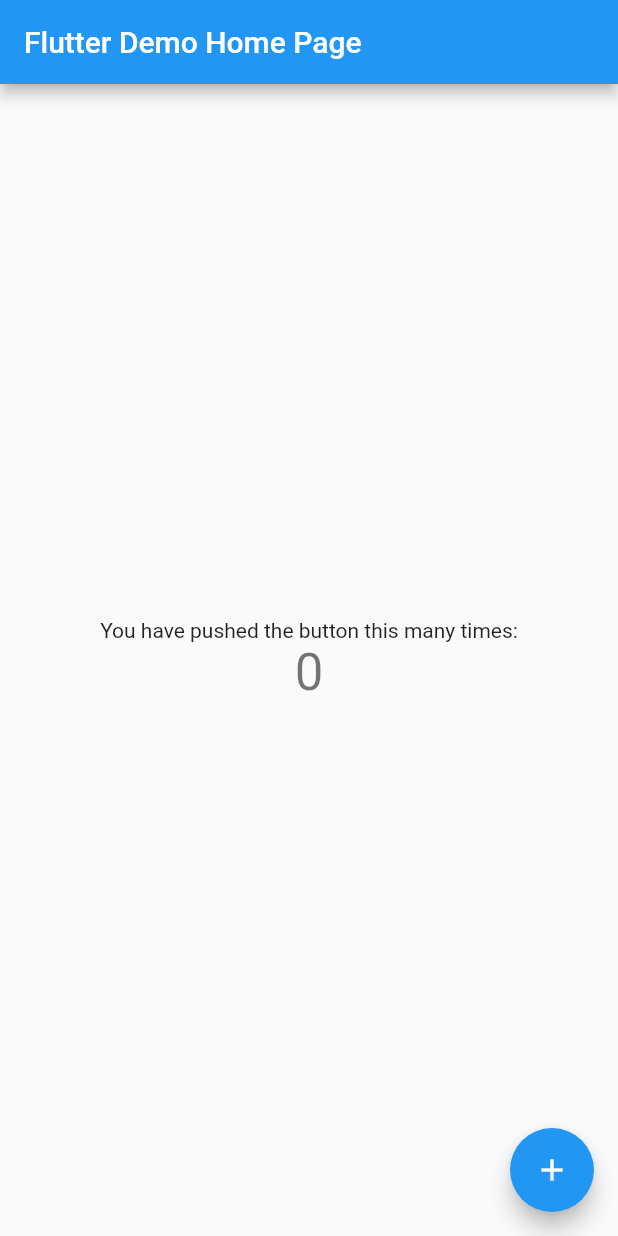
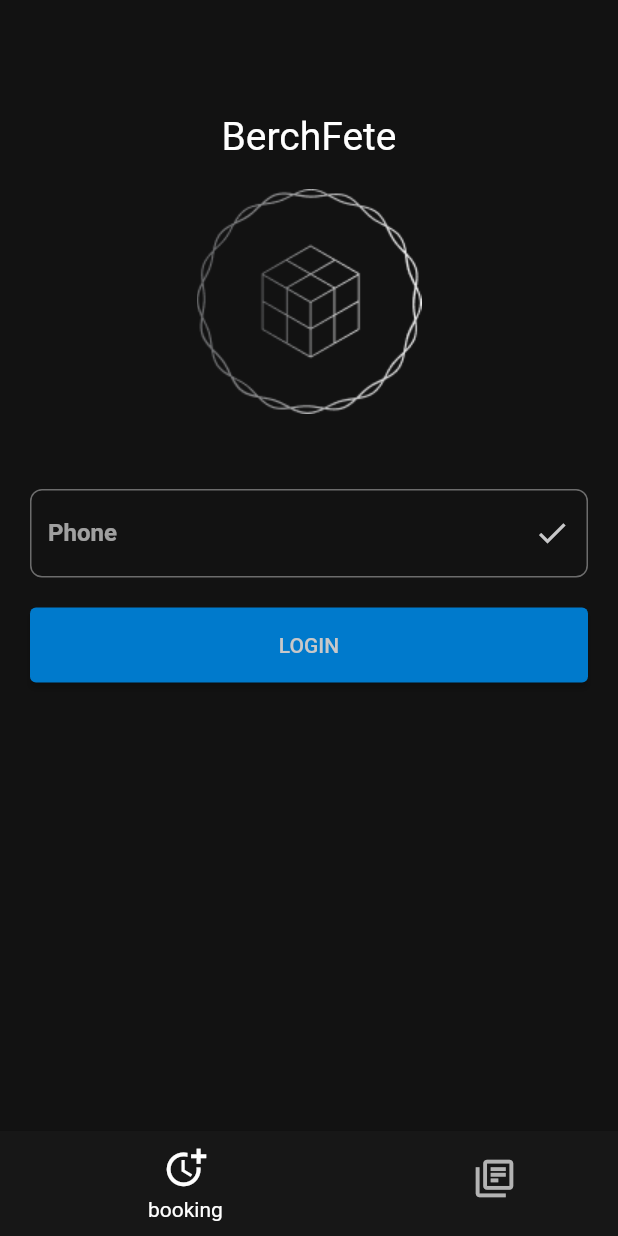
Before and after one commit to shaderone/samvit, a Flutter app: the screen it shows after launch, on a phone screen of 412 x 824 dp. Run offline on Flutter 3.47's test engine with Material 2 defaults, Android fonts, the phone set to English and light mode, and no system bars.

Commit message:
Create bottom nav and login page

```diff
--- /dev/null
+++ b/lib/core/constants.dart
@@ -0,0 +1,21 @@
+import 'package:flutter/material.dart';
+
+/* Common */
+//buttons
+const secondaryBlueShadeDark = Color(0xFF007ACC);
+//all blue on reservations page
+const secondaryBlueShadeLight = Color(0xFF0F9EFF);
+
+/*Dark theme */
+const bgDark = Color(0xFF121212);
+//button and other backgrounds including calender
+const primaryDark = Color(0xFF1F1F1F);
+const primaryDarkShadeDark = Color(0xFF171717);
+const primaryDarkShadeLight = Color(0xFF333333);
+const bottomNavDark = Color(0x00171717);
+
+//input stroke, inactive
+const strokeLight = Color(0xFF616161);
+//input stroke, active
+const textWhiteShadeLight = Color(0xFFC8C8C9);
+const textWhiteShadeDark = Color(0xFFB3B3B3);
--- a/lib/main.dart
+++ b/lib/main.dart
@@ -1,3 +1,5 @@
+import 'package:brechfete/presentation/root/app.dart';
+import 'package:brechfete/presentation/root/widgets/custom_theme.dart';
 import 'package:flutter/material.dart';
 
 void main() {
@@ -7,109 +9,18 @@ void main() {
 class MyApp extends StatelessWidget {
   const MyApp({Key? key}) : super(key: key);
 
-  // This widget is the root of your application.
   @override
   Widget build(BuildContext context) {
-    return MaterialApp(
-      title: 'Flutter Demo',
-      theme: ThemeData(
-        // This is the theme of your application.
-        //
-        // Try running your application with "flutter run". You'll see the
-        // application has a blue toolbar. Then, without quitting the app, try
-        // changing the primarySwatch below to Colors.green and then invoke
-        // "hot reload" (press "r" in the console where you ran "flutter run",
-        // or simply save your changes to "hot reload" in a Flutter IDE).
-        // Notice that the counter didn't reset back to zero; the application
-        // is not restarted.
-        primarySwatch: Colors.blue,
-      ),
-      home: const MyHomePage(title: 'Flutter Demo Home Page'),
+    return Builder(
+      builder: (context) {
+        return MaterialApp(
+          debugShowCheckedModeBanner: false,
+          themeMode: ThemeMode.dark,
+          //theme: CustomTheme.lightTheme, //later
+          darkTheme: CustomTheme.darkTheme,
+          home: const App(),
+        );
+      },
     );
   }
 }
-
-class MyHomePage extends StatefulWidget {
-  const MyHomePage({Key? key, required this.title}) : super(key: key);
-
-  // This widget is the home page of your application. It is stateful, meaning
-  // that it has a State object (defined below) that contains fields that affect
-  // how it looks.
-
-  // This class is the configuration for the state. It holds the values (in this
-  // case the title) provided by the parent (in this case the App widget) and
-  // used by the build method of the State. Fields in a Widget subclass are
-  // always marked "final".
-
-  final String title;
-
-  @override
-  State<MyHomePage> createState() => _MyHomePageState();
-}
-
-class _MyHomePageState extends State<MyHomePage> {
-  int _counter = 0;
-
-  void _incrementCounter() {
-    setState(() {
-      // This call to setState tells the Flutter framework that something has
-      // changed in this State, which causes it to rerun the build method below
-      // so that the display can reflect the updated values. If we changed
-      // _counter without calling setState(), then the build method would not be
-      // called again, and so nothing would appear to happen.
-      _counter++;
-    });
-  }
-
-  @override
-  Widget build(BuildContext context) {
-    // This method is rerun every time setState is called, for instance as done
-    // by the _incrementCounter method above.
-    //
-    // The Flutter framework has been optimized to make rerunning build methods
-    // fast, so that you can just rebuild anything that needs updating rather
-    // than having to individually change instances of widgets.
-    return Scaffold(
-      appBar: AppBar(
-        // Here we take the value from the MyHomePage object that was created by
-        // the App.build method, and use it to set our appbar title.
-        title: Text(widget.title),
-      ),
-      body: Center(
-        // Center is a layout widget. It takes a single child and positions it
-        // in the middle of the parent.
-        child: Column(
-          // Column is also a layout widget. It takes a list of children and
-          // arranges them vertically. By default, it sizes itself to fit its
-          // children horizontally, and tries to be as tall as its parent.
-          //
-          // Invoke "debug painting" (press "p" in the console, choose the
-          // "Toggle Debug Paint" action from the Flutter Inspector in Android
-          // Studio, or the "Toggle Debug Paint" command in Visual Studio Code)
-          // to see the wireframe for each widget.
-          //
-          // Column has various properties to control how it sizes itself and
-          // how it positions its children. Here we use mainAxisAlignment to
-          // center the children vertically; the main axis here is the vertical
-          // axis because Columns are vertical (the cross axis would be
-          // horizontal).
-          mainAxisAlignment: MainAxisAlignment.center,
-          children: <Widget>[
-            const Text(
-              'You have pushed the button this many times:',
-            ),
-            Text(
-              '$_counter',
-              style: Theme.of(context).textTheme.headline4,
-            ),
-          ],
-        ),
-      ),
-      floatingActionButton: FloatingActionButton(
-        onPressed: _incrementCounter,
-        tooltip: 'Increment',
-        child: const Icon(Icons.add),
-      ), // This trailing comma makes auto-formatting nicer for build methods.
-    );
-  }
-}
--- /dev/null
+++ b/lib/presentation/root/app.dart
@@ -0,0 +1,33 @@
+import 'package:brechfete/presentation/root/widgets/bottom_navbar.dart';
+
+import 'package:brechfete/presentation/screens/booking/booking_screen.dart';
+import 'package:brechfete/presentation/screens/reservation/reservation_screen.dart';
+import 'package:flutter/material.dart';
+
+class App extends StatelessWidget {
+  const App({Key? key}) : super(key: key);
+
+  final pages = const [
+    BookingScreen(),
+    ReservationScreen(),
+  ];
+
+  @override
+  Widget build(BuildContext context) {
+    return Scaffold(
+      appBar: AppBar(
+        elevation: 0,
+        backgroundColor: Colors.transparent,
+      ),
+      body: SafeArea(
+        child: ValueListenableBuilder(
+          valueListenable: currentSelectedIndexNotifier,
+          builder: (BuildContext context, int newSelectedIndex, Widget? _) {
+            return pages[newSelectedIndex];
+          },
+        ),
+      ),
+      bottomNavigationBar: const BottomNavbar(),
+    );
+  }
+}
--- /dev/null
+++ b/lib/presentation/root/widgets/bottom_navbar.dart
@@ -0,0 +1,51 @@
+import 'package:brechfete/core/constants.dart';
+import 'package:flutter/material.dart';
+
+final ValueNotifier<int> currentSelectedIndexNotifier = ValueNotifier(0);
+
+class BottomNavbar extends StatelessWidget {
+  const BottomNavbar({Key? key}) : super(key: key);
+
+  @override
+  Widget build(BuildContext context) {
+    return ValueListenableBuilder(
+        valueListenable: currentSelectedIndexNotifier,
+        builder: (BuildContext context, int newSelectedIndex, Widget? _) {
+          return SizedBox(
+            height: 70,
+            child: BottomNavigationBar(
+              currentIndex: newSelectedIndex,
+              backgroundColor: primaryDark,
+              selectedItemColor: Colors.white,
+              unselectedItemColor: textWhiteShadeDark,
+              iconSize: 30,
+              selectedFontSize: 14,
+              unselectedFontSize: 14,
+              //fixedColor: primaryDark,
+              type: BottomNavigationBarType.shifting,
+              onTap: (newIndex) {
+                currentSelectedIndexNotifier.value = newIndex;
+              },
+              items: [
+                const BottomNavigationBarItem(
+                  icon: Padding(
+                    padding: EdgeInsets.only(bottom: 5),
+                    child: Icon(Icons.more_time),
+                  ),
+                  label: "booking",
+                  backgroundColor: primaryDarkShadeDark,
+                ),
+                BottomNavigationBarItem(
+                  icon: const Padding(
+                    padding: EdgeInsets.only(bottom: 5),
+                    child: Icon(Icons.library_books_outlined),
+                  ),
+                  label: "reservations",
+                  backgroundColor: primaryDark.withOpacity(.4),
+                ),
+              ],
+            ),
+          );
+        });
+  }
+}
--- /dev/null
+++ b/lib/presentation/root/widgets/custom_theme.dart
@@ -0,0 +1,35 @@
+import 'package:brechfete/core/constants.dart';
+import 'package:flutter/material.dart';
+
+class CustomTheme {
+  static final darkTheme = ThemeData(
+    scaffoldBackgroundColor: bgDark,
+    elevatedButtonTheme: ElevatedButtonThemeData(
+      style: ElevatedButton.styleFrom(
+        //backgroundColor: MaterialStateProperty.all(secondaryBlueShadeDark),
+        //background color
+        primary: secondaryBlueShadeDark,
+        //text color
+        onPrimary: textWhiteShadeLight,
+      ),
+    ),
+    //will make all the text addptive to darkmode
+    colorScheme: const ColorScheme.dark(),
+    primaryColor: primaryDark,
+    //backgroundColor: secondaryBlueShadeDark,
+    //buttonTheme: const ButtonThemeData(
+    //  buttonColor: secondaryBlueShadeDark,
+    //  colorScheme: ColorScheme.dark(),
+    //  textTheme: ButtonTextTheme.primary,
+    //),
+    //buttonBarTheme: const ButtonBarThemeData(
+    //  buttonTextTheme: ButtonTextTheme.primary,
+    //),
+  );
+
+  static final lightTheme = ThemeData(
+    scaffoldBackgroundColor: Colors.white,
+    //make the text color adaptive to light mode
+    colorScheme: const ColorScheme.light(),
+  );
+}
--- /dev/null
+++ b/lib/presentation/screens/booking/booking_screen.dart
@@ -0,0 +1,78 @@
+import 'package:brechfete/core/constants.dart';
+import 'package:flutter/material.dart';
+
+class BookingScreen extends StatelessWidget {
+  const BookingScreen({Key? key}) : super(key: key);
+
+  @override
+  Widget build(BuildContext context) {
+    return SingleChildScrollView(
+      padding: const EdgeInsets.all(20),
+      child: Column(
+        mainAxisAlignment: MainAxisAlignment.start,
+        children: [
+          const Center(
+            child: Text(
+              "BerchFete",
+              style: TextStyle(fontSize: 26),
+            ),
+          ),
+          const SizedBox(height: 20),
+          Image.asset("assets/logo.png"),
+          const SizedBox(height: 50),
+          TextFormField(
+            keyboardType: TextInputType.number,
+            //input value style
+            style: const TextStyle(
+              fontWeight: FontWeight.bold,
+              color: textWhiteShadeDark,
+            ),
+            //common decoration
+            decoration: InputDecoration(
+              suffixIcon: const Icon(
+                Icons.check,
+                color: textWhiteShadeLight,
+              ),
+              focusedBorder: OutlineInputBorder(
+                borderSide: const BorderSide(
+                  color: Colors.white,
+                  width: 2.0,
+                ),
+                borderRadius: BorderRadius.circular(8),
+              ),
+              //floatingLabelBehavior: FloatingLabelBehavior.always,
+              border: OutlineInputBorder(
+                borderSide: const BorderSide(
+                  color: strokeLight,
+                  width: 2.0,
+                ),
+                borderRadius: BorderRadius.circular(8),
+              ),
+              labelText: "Phone",
+              floatingLabelStyle: const TextStyle(
+                fontSize: 20,
+                color: textWhiteShadeLight,
+              ),
+              hintText: 'Enter your phone number',
+              hintStyle: const TextStyle(
+                color: textWhiteShadeDark,
+              ),
+            ),
+          ),
+          const SizedBox(height: 20),
+          ElevatedButton(
+            onPressed: () {},
+            style: ButtonStyle(
+              //padding: EdgeInsets.symmetric(20),
+              minimumSize: MaterialStateProperty.all(
+                const Size.fromHeight(50),
+              ),
+            ),
+            child: const Text("LOGIN"),
+          ),
+          const SizedBox(height: 20),
+        ],
+      ),
+    );
+  }
+}
--- /dev/null
+++ b/lib/presentation/screens/reservation/reservation_screen.dart
@@ -0,0 +1,10 @@
+import 'package:flutter/cupertino.dart';
+
+class ReservationScreen extends StatelessWidget {
+  const ReservationScreen({Key? key}) : super(key: key);
+
+  @override
+  Widget build(BuildContext context) {
+    return const Center(child: Text("reservation screen"));
+  }
+}
```
Also changed, not shown: pubspec.yaml (+5 -8 lines), assets/logo.png (added), pubspec.lock.
